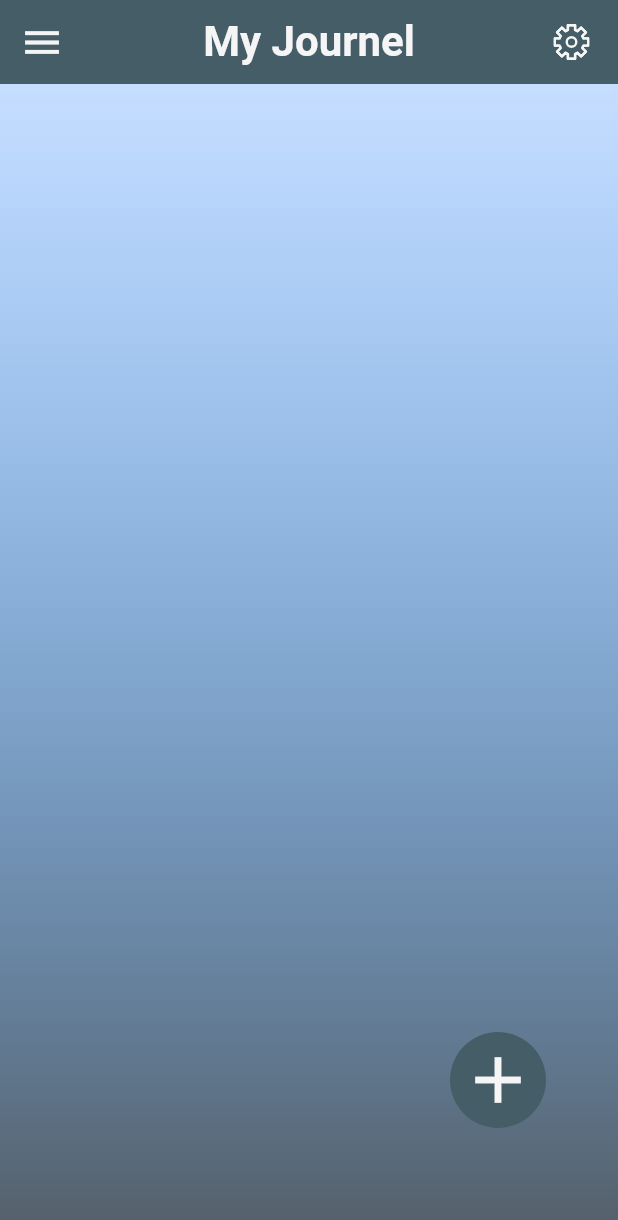
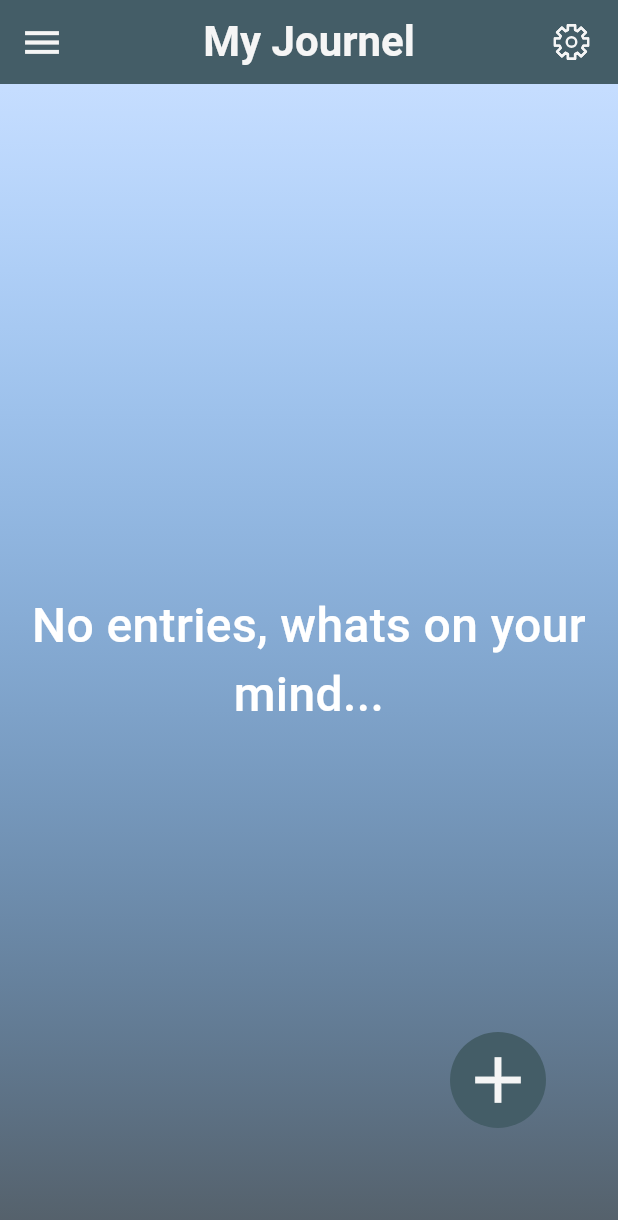
Before and after one commit to kwe92/Journal-App, a Flutter app: the JournalView screen opened by its route, on a phone screen of 412 x 824 dp. Shown: the top 1220 px of the screen. Run offline on Flutter 3.47's test engine with Material 2 defaults, Android fonts, the phone set to English and light mode, and no system bars; our stand-ins replace auto_route, flutter_hooks, flutter_secure_storage, flutter_svg, get_it, shared_preferences and 1 more; missing offline and left inert: stacked_hooks; accounts and stored records are empty; network calls fail; statements that could not run were skipped.

Commit message:
feat: added message if there are no entries to display

```diff
--- a/lib/features/journal/ui/journal_view.dart
+++ b/lib/features/journal/ui/journal_view.dart
@@ -36,10 +36,24 @@ class JournalView extends StatelessWidget {
                 ],
               ),
             ),
+            child: Center(
               child: ListView.builder(
-              itemCount: model.journalEntries.length,
+                // used to cented Text widget when there are no entries
+                shrinkWrap: model.journalEntries.isEmpty ? true : false,
+                itemCount: model.journalEntries.isEmpty ? 1 : model.journalEntries.length,
                 itemBuilder: (BuildContext context, int i) {
-                return Padding(
+                  return model.journalEntries.isEmpty
+                      ? const Center(
+                          child: Text(
+                            "No entries, whats on your mind...",
+                            textAlign: TextAlign.center,
+                            style: TextStyle(
+                              color: Colors.white,
+                              fontSize: 32,
+                            ),
+                          ),
+                        )
+                      : Padding(
                           padding: EdgeInsets.only(top: i == 0 ? 32 : 0, bottom: 42),
                           child: Column(
                             crossAxisAlignment: CrossAxisAlignment.start,
@@ -52,7 +66,8 @@ class JournalView extends StatelessWidget {
                                 height: 12,
                               ),
                               GestureDetector(
-                        onTap: () => appRouter.pushAndPopUntil(EntryRoute(entry: model.journalEntries[i]), predicate: (route) => false),
+                                onTap: () =>
+                                    appRouter.pushAndPopUntil(EntryRoute(entry: model.journalEntries[i]), predicate: (route) => false),
                                 child: Container(
                                   alignment: Alignment.center,
                                   padding: const EdgeInsets.only(left: 24, right: 16),
@@ -75,6 +90,7 @@ class JournalView extends StatelessWidget {
                           ),
                         );
                 },
+              ),
             ),
           ),
           // Open menu to the side
```
Lines whose indentation alone changed are shown as unchanged.
